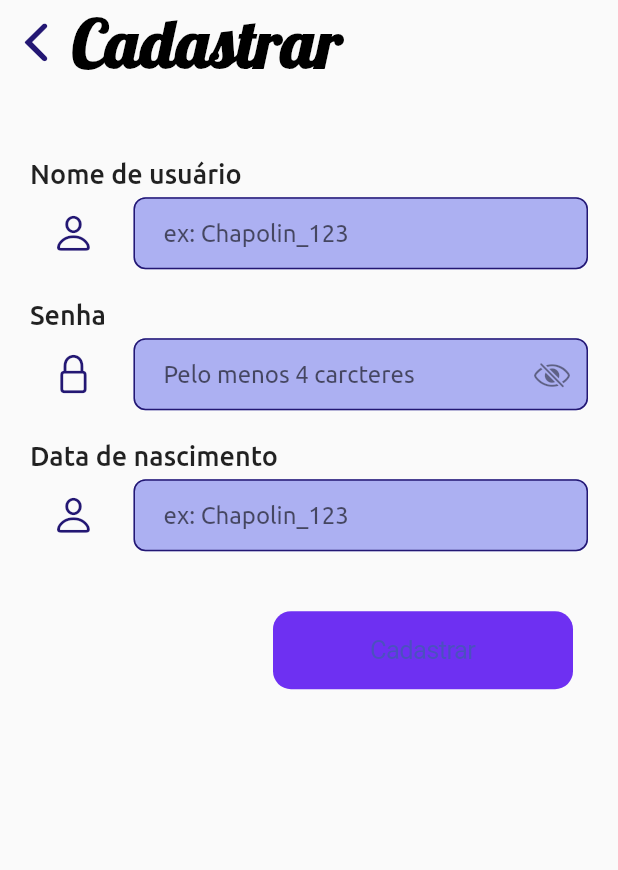
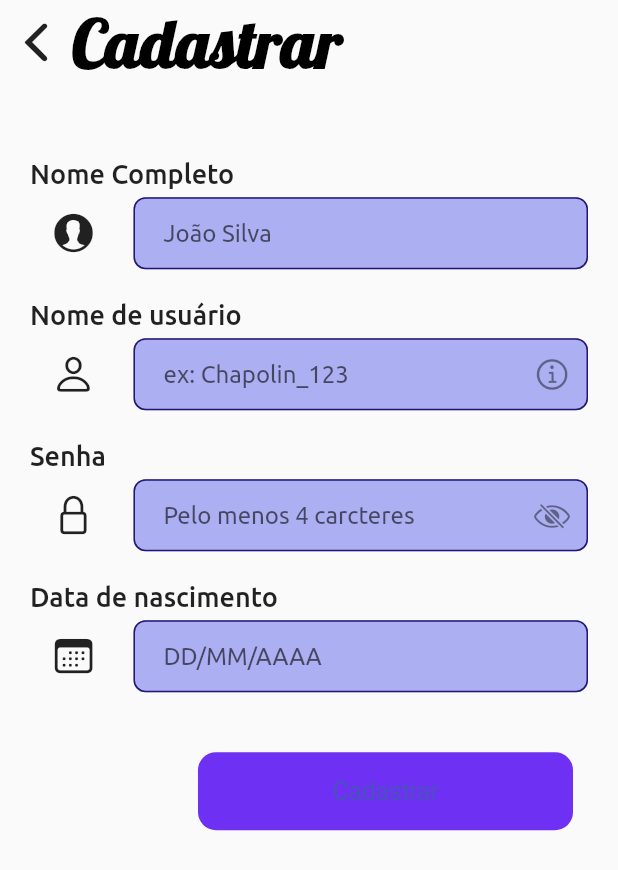
Before and after one commit to Gustavo01rb/Login_page_todo_list, a Flutter app: the ComponentSignUp widget shown alone on an empty page, opened directly with empty values, on a phone screen of 412 x 824 dp. Shown: the top 870 px of the screen. Run offline on Flutter 3.47's test engine with Material 2 defaults, Android fonts, the phone set to English and light mode, and no system bars; our stand-ins replace firebase_core, mask_text_input_formatter; accounts and stored records are empty; project files that could hold a hidden picture were left out.

Commit message:
Finalizando interface de login

```diff
--- a/lib/pages/sign_in/base_sign_in_page.dart
+++ b/lib/pages/sign_in/base_sign_in_page.dart
@@ -48,6 +48,7 @@ class _LoginPageState extends State<BaseSignInPage>
                     AnimatedLogo(animationClassController: _animationClassController),
                     Expanded(
                         child: ContainerTopRounded(
+                          maxWidth: 1000,
                           width: double.infinity,
                           child: Provider.of<ServiceSignIn>(context, listen: false).isLogin
                           ? ComponentSignUp(switchPages: () => _switchPages(context),)
--- a/lib/pages/sign_in/components/animated_logo.dart
+++ b/lib/pages/sign_in/components/animated_logo.dart
@@ -1,5 +1,7 @@
 import 'package:flutter/material.dart';
+import 'package:provider/provider.dart';
 import 'package:todolist_flutter/pages/sign_in/aniamtion.dart';
+import 'package:todolist_flutter/services/service_sign_in.dart';
 
 class AnimatedLogo extends StatefulWidget {
   const AnimatedLogo({Key? key, required this.animationClassController})
@@ -15,7 +17,9 @@ class _AnimatedLogoState extends State<AnimatedLogo> {
   Widget build(BuildContext context) {
     final double _height = MediaQuery.of(context).size.height;
     return SizedBox(
-      height: _height * widget.animationClassController.emergeContainer.value,
+      height: !Provider.of<ServiceSignIn>(context, listen: false).isLogin
+      ? _height * widget.animationClassController.emergeContainer.value
+      : _height * widget.animationClassController.emergeContainerSignup.value,
       child: Transform.rotate(
         angle: widget.animationClassController.rotateIcon.value,
         child: Row(
--- a/lib/pages/sign_in/components/sign_in/forms_login.dart
+++ b/lib/pages/sign_in/components/sign_in/forms_login.dart
@@ -4,6 +4,7 @@ import 'package:todolist_flutter/services/service_sign_in.dart';
 import 'package:todolist_flutter/shared/buttons/default_button.dart';
 import 'package:todolist_flutter/shared/dividers/or_divider.dart';
 import 'package:todolist_flutter/shared/forms/default_form_with_text.dart';
+import 'package:todolist_flutter/shared/forms/validators.dart';
 import 'package:todolist_flutter/theme/icons.dart';
 
 class FormsLogin extends StatefulWidget {
@@ -23,6 +24,7 @@ class _FormsLoginState extends State<FormsLogin> {
         children: [
           DefaultFormFieldWithText(
             titleText: "Nome de usuário",
+            validator: FormsValidators().validateUserName,
             hint: "ex: Chapolin_123",
             controller: Provider.of<ServiceSignIn>(context, listen: false).controllerUserName,
             leftPadding: 20,
@@ -31,6 +33,7 @@ class _FormsLoginState extends State<FormsLogin> {
           const SizedBox(height: 20,),
            DefaultFormFieldWithText(
             titleText: "Senha",
+            validator: FormsValidators().validatePassword,
             controller: Provider.of<ServiceSignIn>(context, listen: false).controllerPassword,
             icon: ProjectIcons().key,
             obscure: !_passwordVisible,
--- a/lib/pages/sign_in/components/sign_up/component_sign_up.dart
+++ b/lib/pages/sign_in/components/sign_up/component_sign_up.dart
@@ -25,7 +25,7 @@ class ComponentSignUp extends StatelessWidget {
         ),
          Padding(
             padding: EdgeInsets.symmetric(horizontal: 20, vertical: _height*0.06),
-            child: FormSignUp()
+            child: const FormSignUp()
          )
       ]
     );
--- a/lib/pages/sign_in/components/sign_up/forms_sign_up.dart
+++ b/lib/pages/sign_in/components/sign_up/forms_sign_up.dart
@@ -3,6 +3,7 @@ import 'package:provider/provider.dart';
 import 'package:todolist_flutter/services/service_sign_in.dart';
 import 'package:todolist_flutter/shared/buttons/default_button.dart';
 import 'package:todolist_flutter/shared/forms/default_form_with_text.dart';
+import 'package:todolist_flutter/shared/forms/validators.dart';
 import 'package:todolist_flutter/theme/icons.dart';
 
 class FormSignUp extends StatefulWidget {
@@ -15,16 +16,35 @@ class FormSignUp extends StatefulWidget {
 class _FormSignUpState extends State<FormSignUp> {
   bool _passwordVisible = false;
   void _changePasswordVisible() => setState(()=> _passwordVisible = !_passwordVisible);
+  final GlobalKey<FormState> _formKey = GlobalKey<FormState>();
   @override
   Widget build(BuildContext context) {
-    return Column(
+    return Form(
+      key: _formKey,
+      child: Column(
           children: [
+            DefaultFormFieldWithText(
+              titleText: "Nome Completo",
+              hint: "João Silva",
+              leftPadding: 20,
+              validator: FormsValidators().validateName,
+              icon: ProjectIcons().person2,
+            ),
+            const SizedBox(height: 20,),
             DefaultFormFieldWithText(
               titleText: "Nome de usuário",
               hint: "ex: Chapolin_123",
               controller: Provider.of<ServiceSignIn>(context, listen: false).controllerUserName,
               leftPadding: 20,
+              validator: FormsValidators().validateUserName,
               icon: ProjectIcons().person,
+              suffixIcon: Tooltip(
+                decoration: BoxDecoration(
+                  color: Theme.of(context).colorScheme.tertiary
+                ),
+                message: "Nome que será usado para realizar login.",
+                child: Icon(ProjectIcons().information),
+              ),
             ),
             const SizedBox(height: 20,),
              DefaultFormFieldWithText(
@@ -33,6 +53,7 @@ class _FormSignUpState extends State<FormSignUp> {
               controller: Provider.of<ServiceSignIn>(context, listen: false).controllerPassword,
               icon: ProjectIcons().key,
               obscure: !_passwordVisible,
+              validator: FormsValidators().validatePassword,
               suffixIcon: IconButton(
                 onPressed: _changePasswordVisible,
                 icon: Icon( _passwordVisible
@@ -45,10 +66,12 @@ class _FormSignUpState extends State<FormSignUp> {
             const SizedBox(height: 20,),
             DefaultFormFieldWithText(
               titleText: "Data de nascimento",
-            hint: "ex: Chapolin_123",
-            controller: Provider.of<ServiceSignIn>(context, listen: false).controllerUserName,
+              hint: "DD/MM/AAAA",
+              mask: FormsMasks().maskDate,
+              textInputType: TextInputType.datetime,
+              validator: FormsValidators().validateDateTime,
               leftPadding: 20,
-            icon: ProjectIcons().person,
+              icon: ProjectIcons().calendar,
             ),
             Padding(
               padding: const EdgeInsets.only(left: 20, right: 10, top: 40, bottom: 20),
@@ -57,13 +80,19 @@ class _FormSignUpState extends State<FormSignUp> {
                 children: [
                   DefaultButton(
                     text: "Cadastrar",
-                  width: 200,
-                  onPressed: (){},
+                    width: 250,
+                    onPressed: (){
+                      if(_formKey.currentState!.validate()){
+                        print("Funfou");
+
+                      }
+                    },
                   ),
                 ],
               ),
             ),
           ]
+        ),
     );
   }
 }
--- a/lib/shared/forms/default_form_with_text.dart
+++ b/lib/shared/forms/default_form_with_text.dart
@@ -102,12 +102,14 @@ class _DefaultFormFieldWithTextState extends State<DefaultFormFieldWithText> {
                 icon: widget.icon != null ? IconButton(
                   icon: Icon(
                     widget.icon,
-                    color: Theme.of(context).colorScheme.secondary,
+                    color: Theme.of(context).iconTheme.color,
                     size: 30,
                   ),
                   onPressed: widget.onPressedIcon,
                 ) : null,
                 errorText: widget.activateError ? widget.errorText : null,
+                errorMaxLines: 2,
+
                 suffixIcon: widget.suffixIcon,
                 prefixIcon: widget.prefixIcon,
                 contentPadding: widget.maxLines == 1
@@ -128,7 +130,7 @@ class _DefaultFormFieldWithTextState extends State<DefaultFormFieldWithText> {
                   OutlineInputBorder(
                     borderRadius: BorderRadius.circular(widget.radiusValue),
                     borderSide:
-                      BorderSide(color: widget.borderColor ?? Theme.of(context).colorScheme.secondary, width: 1)),
+                      BorderSide(color: widget.borderColor ?? Theme.of(context).colorScheme.secondary, width: 3)),
 
                 errorBorder:
                   OutlineInputBorder(
--- /dev/null
+++ b/lib/shared/forms/validators.dart
@@ -0,0 +1,35 @@
+import 'package:mask_text_input_formatter/mask_text_input_formatter.dart';
+
+class FormsMasks{
+   MaskTextInputFormatter maskDate = MaskTextInputFormatter(
+      mask: '##/##/####', filter: {"#": RegExp(r'[0-9]')});
+}
+
+class FormsValidators{
+
+  String? validateName(String? value){
+    if(value == null || value.isEmpty) return "Esse campo é obrigatório!";
+    if (value.trim().split(' ').length <= 1) return "Preencha seu nome completo";
+    return null;
+  }
+  String? validateUserName(String? value){
+    if(value == null || value.isEmpty) return "Esse campo é obrigatório!";
+    if(value.length < 3) return "Seu nome de usuário deve conter pelo menos 3 caracteres";
+
+    final nameExp = RegExp(r'^[a-z0-9@#$_]+$');
+    if(nameExp.hasMatch(value)) return null;
+    return "O nome de usuário não deve conter espaços.";
+  }
+  String? validatePassword(String? value){
+    if(value == null || value.isEmpty) return "Esse campo é obrigatório!";
+    if(value.trim().length < 4) return "Sua senha deve conter pelo menos 4 caracteres";
+    return null;
+  }
+   String? validateDateTime(String? value){
+    if(value == null || value.isEmpty) return "Esse campo é obrigatório!";
+    if(value.trim().length < 10) return "Informe a data corretamente segundo o parâmetro: DD/MM/AAAA";
+    final nameExp = RegExp(r'^\d\d/\d\d/\d\d\d\d$');
+    if(nameExp.hasMatch(value)) return null;
+    return "Por favor não tente burlar o sistema de segurança do aplicativo";
+  }
+}
--- a/lib/theme/icons.dart
+++ b/lib/theme/icons.dart
@@ -4,7 +4,11 @@ class ProjectIcons{
   final IconData passwordVisible    = CupertinoIcons.eye;
   final IconData passwordNotVisible = CupertinoIcons.eye_slash;
   final IconData person             = CupertinoIcons.person;
+  final IconData person2            = CupertinoIcons.person_alt_circle_fill;
   final IconData key                = CupertinoIcons.lock;
   final IconData arrowBack          = CupertinoIcons.back;
+  final IconData information        = CupertinoIcons.info_circle;
+  final IconData calendar           = CupertinoIcons.calendar;
+
 
 }
--- a/lib/theme/theme.dart
+++ b/lib/theme/theme.dart
@@ -27,7 +27,7 @@ ThemeData defaultTheme() => ThemeData(
     bodyText2:  TextStyle(fontSize: 18, fontWeight: FontWeight.w500),
 
   ),
-  iconTheme: IconThemeData(
+  primaryIconTheme: IconThemeData(
     color: ProjectColors().darkPrimary,
     size: 25
   )
```
Also changed, not shown: lib/pages/sign_in/aniamtion.dart (+8 -0 lines), lib/shared/containers/container_top_rounded.dart (+10 -1 lines). Lines whose indentation alone changed are shown as unchanged.
